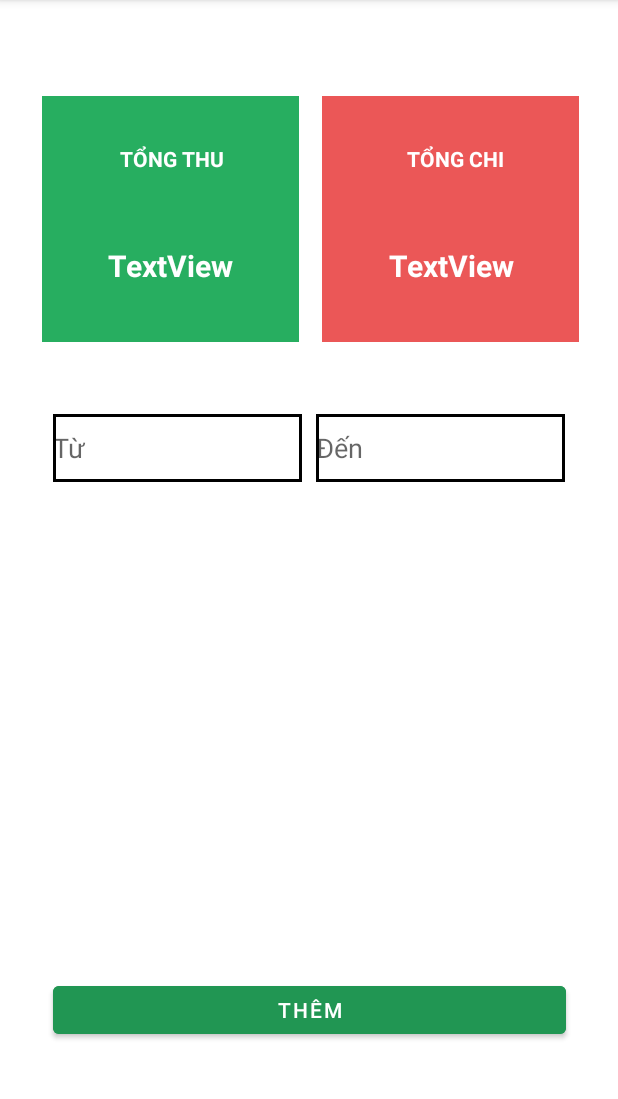
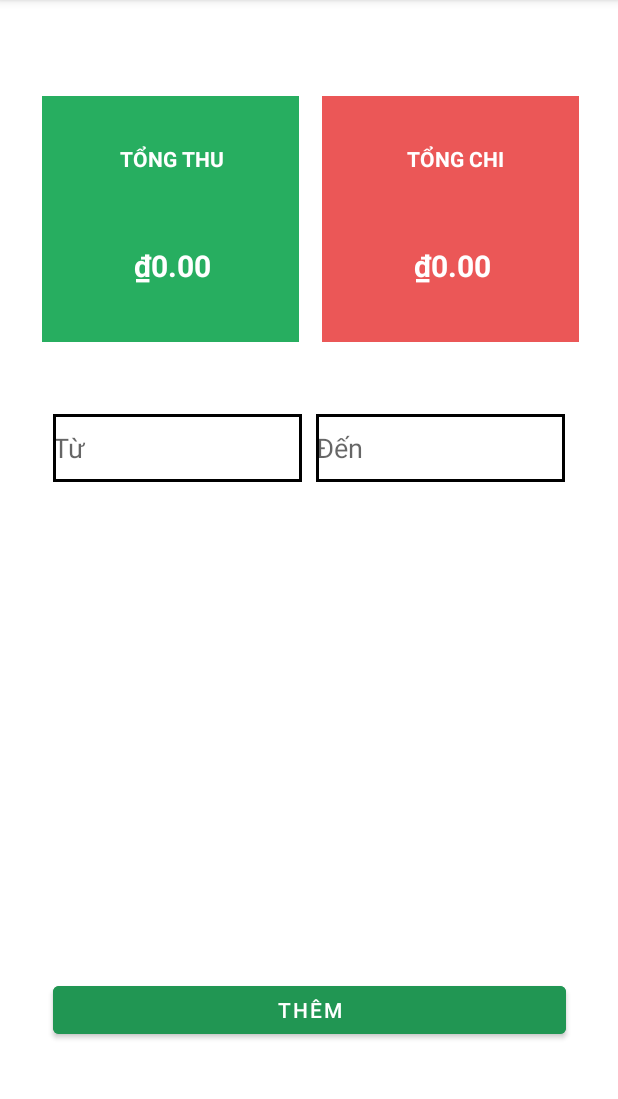
Before and after one commit to lrandom/BKD0708K11-android, an Android app: the screen it shows after launch (ActivityHome), on a phone screen of 412 x 824 dp, the part 84-1183 px from its top. Run offline under Robolectric (Android 15) with nearby library versions, the phone set to English and light mode, and no system bars.

Commit message:
update code

```diff
--- a/app/src/main/java/com/example/bkd0708k11/activities/noteapp/activities/ActivityHome.java
+++ b/app/src/main/java/com/example/bkd0708k11/activities/noteapp/activities/ActivityHome.java
@@ -5,15 +5,36 @@ import androidx.appcompat.app.AppCompatActivity;
 import android.content.Intent;
 import android.os.Bundle;
 import android.view.View;
+import android.widget.TextView;
 
 import com.example.bkd0708k11.R;
+import com.example.bkd0708k11.activities.noteapp.dals.DalStatementItem;
+import com.example.bkd0708k11.activities.noteapp.helpers.Helpers;
+
+import java.text.NumberFormat;
+import java.util.Currency;
 
 public class ActivityHome extends AppCompatActivity {
+    TextView tvTotalSpent, tvTotalCollect;
+    DalStatementItem dalStatementItem;
 
     @Override
     protected void onCreate(Bundle savedInstanceState) {
         super.onCreate(savedInstanceState);
         setContentView(R.layout.activity_home);
+        tvTotalSpent = findViewById(R.id.tvTotalSpend);
+        tvTotalCollect = findViewById(R.id.tvTotalCollectAmount);
+        dalStatementItem = new DalStatementItem(ActivityHome.this);
+    }
+
+    @Override
+    protected void onResume() {
+        super.onResume();
+        double totalCollectAmount = dalStatementItem.getCollectAmount();
+        double totalSpentAmount = dalStatementItem.getSpentAmount();
+        tvTotalSpent.setText(Helpers.formatCurrency(totalSpentAmount));
+        tvTotalCollect.setText(Helpers.formatCurrency(totalCollectAmount));
+
     }
 
     public void goToAddAmountActivity(View view) {
--- a/app/src/main/java/com/example/bkd0708k11/activities/noteapp/dals/DalStatementItem.java
+++ b/app/src/main/java/com/example/bkd0708k11/activities/noteapp/dals/DalStatementItem.java
@@ -20,7 +20,7 @@ public class DalStatementItem {
         this.db = dbHelper.getWritableDatabase();
     }
 
-    public void addStatement(String purpose, float amount, String inputDate, int isSpend) {
+    public void addStatement(String purpose, double amount, String inputDate, int isSpend) {
         ContentValues contentValues = new ContentValues();
         contentValues.put("purpose", purpose);
         contentValues.put("amount", amount);
--- a/app/src/main/java/com/example/bkd0708k11/activities/noteapp/db/DBHelper.java
+++ b/app/src/main/java/com/example/bkd0708k11/activities/noteapp/db/DBHelper.java
@@ -20,7 +20,7 @@ public class DBHelper extends SQLiteOpenHelper {
                 ")\n");*/
 
         db.execSQL("CREATE TABLE tb_statements(id INTEGER PRIMARY KEY AUTOINCREMENT," +
-                "amount FLOAT,purpose TAEXT(200)," +
+                "amount FLOAT,purpose TEXT(200)," +
                 " isSpend INTEGER DEFAULT 1," +
                 " dt datetime default current_timestamp)");
     }
--- /dev/null
+++ b/app/src/main/java/com/example/bkd0708k11/activities/noteapp/helpers/Helpers.java
@@ -0,0 +1,12 @@
+package com.example.bkd0708k11.activities.noteapp.helpers;
+
+import java.text.NumberFormat;
+import java.util.Currency;
+
+public class Helpers {
+    public static String formatCurrency(double amount) {
+        NumberFormat format = NumberFormat.getCurrencyInstance();
+        format.setCurrency(Currency.getInstance("VND"));
+        return format.format(amount);
+    }
+}
--- a/app/src/main/res/layout/activity_home.xml
+++ b/app/src/main/res/layout/activity_home.xml
@@ -65,29 +65,29 @@
             android:id="@+id/tvTotalCollectAmount"
             android:layout_width="wrap_content"
             android:layout_height="wrap_content"
-            android:layout_marginStart="72dp"
             android:layout_marginTop="48dp"
             android:text="TextView"
             android:textColor="#FFFFFF"
             android:textSize="20sp"
             android:textStyle="bold"
-            app:layout_constraintStart_toStartOf="parent"
+            app:layout_constraintEnd_toEndOf="@+id/view"
+            app:layout_constraintHorizontal_bias="0.511"
+            app:layout_constraintStart_toStartOf="@+id/view"
             app:layout_constraintTop_toBottomOf="@+id/textView" />
 
         <TextView
             android:id="@+id/tvTotalSpend"
             android:layout_width="wrap_content"
             android:layout_height="wrap_content"
-            android:layout_marginStart="104dp"
             android:layout_marginTop="48dp"
             android:text="TextView"
             android:textColor="#FFFFFF"
             android:textSize="20sp"
             android:textStyle="bold"
-            app:layout_constraintBottom_toBottomOf="@+id/tvTotalCollectAmount"
-            app:layout_constraintStart_toEndOf="@+id/tvTotalCollectAmount"
-            app:layout_constraintTop_toBottomOf="@+id/textView2"
-            app:layout_constraintVertical_bias="0.0" />
+            app:layout_constraintEnd_toEndOf="@+id/view2"
+            app:layout_constraintHorizontal_bias="0.511"
+            app:layout_constraintStart_toStartOf="@+id/view2"
+            app:layout_constraintTop_toBottomOf="@+id/textView2" />
 
         <EditText
             android:id="@+id/edtFrom"
@@ -95,9 +95,9 @@
             android:layout_height="45dp"
             android:layout_marginStart="35dp"
             android:layout_marginTop="48dp"
+            android:background="@drawable/style_input_text"
             android:ems="10"
             android:hint="Từ"
-            android:background="@drawable/style_input_text"
             android:inputType="textPersonName"
             app:layout_constraintStart_toStartOf="parent"
             app:layout_constraintTop_toBottomOf="@+id/view" />
@@ -109,9 +109,9 @@
             android:layout_marginStart="16dp"
             android:layout_marginTop="48dp"
             android:layout_marginEnd="35dp"
+            android:background="@drawable/style_input_text"
             android:ems="10"
             android:hint="Đến"
-            android:background="@drawable/style_input_text"
             android:inputType="textPersonName"
             app:layout_constraintBottom_toBottomOf="@+id/edtFrom"
             app:layout_constraintEnd_toEndOf="parent"
@@ -134,11 +134,10 @@
             android:layout_height="44dp"
             android:layout_marginTop="32dp"
             android:backgroundTint="#219653"
+            android:onClick="goToAddAmountActivity"
             android:text="Thêm"
             app:layout_constraintEnd_toEndOf="parent"
             app:layout_constraintStart_toStartOf="parent"
-            app:layout_constraintTop_toBottomOf="@+id/rcListAmount"
-            android:onClick="goToAddAmountActivity"
-            />
+            app:layout_constraintTop_toBottomOf="@+id/rcListAmount" />
     </androidx.constraintlayout.widget.ConstraintLayout>
 </ScrollView>
```
Also changed, not shown: app/src/main/java/com/example/bkd0708k11/activities/noteapp/activities/AddAmountActivity.java (+47 -3 lines), app/src/main/java/com/example/bkd0708k11/activities/noteapp/adapter/StatementItemAdapter.java (added, +64 -0 lines), app/src/main/res/layout/activity_add_amount.xml (+17 -12 lines), app/src/main/res/layout/statement_item.xml (added, +42 -0 lines).
